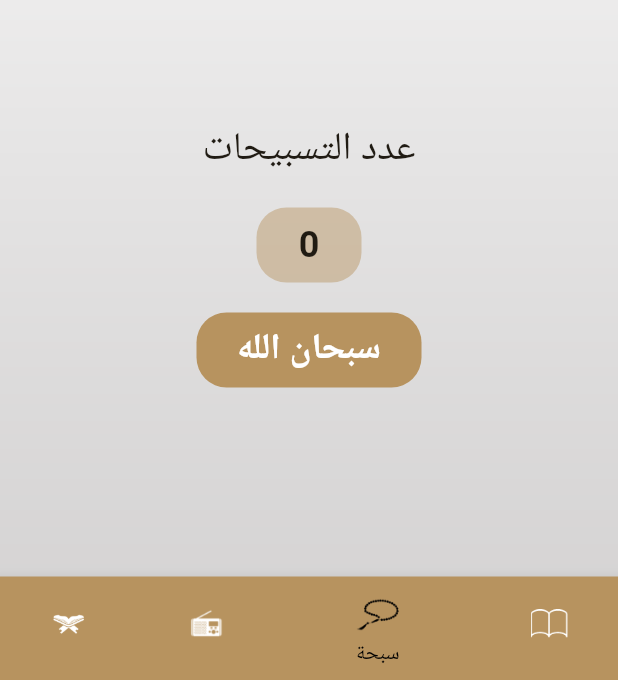
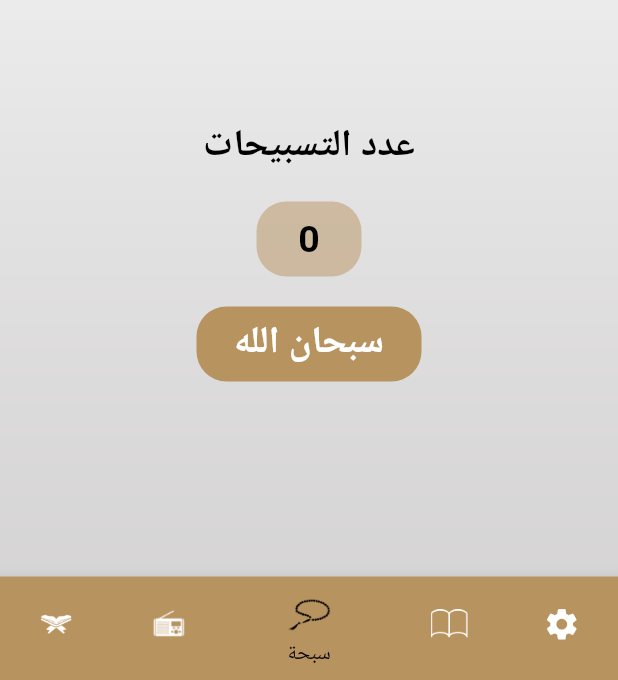
Before and after one commit to NoureenSaad/Islami_App, a Flutter app: the screen it shows after launch, item 3 of the bottom bar chosen, on a phone screen of 412 x 824 dp, the part 556-1236 px from its top. Run offline on Flutter 3.47's test engine with Material 3 defaults, Android fonts, the phone set to English and light mode, and no system bars.

Commit message:
Setting Widget and Theming Done

```diff
--- a/lib/main.dart
+++ b/lib/main.dart
@@ -1,3 +1,4 @@
+import 'package:eslami/style/app_theme.dart';
 import 'package:eslami/ui/hadeth_details/hadeth_details_screen.dart';
 import 'package:eslami/ui/home/home_screen.dart';
 import 'package:eslami/ui/quran_details/quran_details_screen.dart';
@@ -12,36 +13,11 @@ class MyApp extends StatelessWidget {
   @override
   Widget build(BuildContext context) {
     return MaterialApp(
-      title: "Islami",
+      title: "Islamy",
       debugShowCheckedModeBanner: false,
-      theme: ThemeData(
-        bottomNavigationBarTheme: BottomNavigationBarThemeData(
-          backgroundColor: Color(0xffb7935f),
-          selectedItemColor: Colors.black,
-          unselectedItemColor: Colors.white,
-          selectedIconTheme: IconThemeData(
-            size: 35,
-          ),
-          unselectedIconTheme: IconThemeData(
-            size: 25,
-          )
-        ),//the same theme in all application
-        scaffoldBackgroundColor: Colors.transparent,
-        appBarTheme: AppBarTheme(
-          backgroundColor: Colors.transparent,
-          centerTitle: true,
-          titleTextStyle: TextStyle(
-            fontSize: 30,
-            fontWeight: FontWeight.bold,
-            color: Colors.black,
-          )
-        ),
-        colorScheme: ColorScheme.fromSeed(seedColor: Color(0xffb7935f),
-          primary: Color(0xffb7935f), //the main color in your app
-          secondary: Color(0xffb7935f).withOpacity(0.57), //the second most used color
-        ),
-        useMaterial3: true,
-      ),
+      theme: AppTheme.lightTheme,
+      darkTheme: AppTheme.darkTheme,
+      themeMode: AppTheme.isDark?ThemeMode.dark:ThemeMode.light,
       routes: {
         HomeScreen.route:(BuildContext context)=>HomeScreen(),
         QuranDetailsScreen.route:(_)=>QuranDetailsScreen(),
--- /dev/null
+++ b/lib/style/app_theme.dart
@@ -0,0 +1,155 @@
+import 'package:flutter/material.dart';
+
+class AppTheme{
+  static bool isDark = false;
+
+  static Color lightPrimary = Color(0xffb7935f);
+  static Color lightSecondary = Color(0xffb7935f).withOpacity(0.57);
+
+  static Color darkPrimary = Color(0xff141A2E);
+  static Color darkSecondary = Color(0xffFACC1D);
+
+  static ThemeData lightTheme = ThemeData(
+    bottomNavigationBarTheme: BottomNavigationBarThemeData(
+        selectedItemColor: Colors.black,
+        unselectedItemColor: Colors.white,
+        selectedIconTheme: IconThemeData(
+          size: 35,
+        ),
+        unselectedIconTheme: IconThemeData(
+          size: 25,
+        )
+    ),//the same theme in all application
+    scaffoldBackgroundColor: Colors.transparent,
+    appBarTheme: AppBarTheme(
+        iconTheme: IconThemeData(
+          color: Colors.black,
+        ),
+        backgroundColor: Colors.transparent,
+        centerTitle: true,
+        titleTextStyle: TextStyle(
+          fontSize: 30,
+          fontWeight: FontWeight.bold,
+          color: Colors.black,
+        )
+    ),
+    colorScheme: ColorScheme.fromSeed(seedColor: Color(0xffb7935f),
+      primary: lightPrimary, //the main color in your app
+      secondary: lightSecondary, //the second most used color
+    ),
+    textTheme: TextTheme(
+        titleLarge: TextStyle(
+            fontSize: 25,
+            fontWeight: FontWeight.w600,
+            color: Colors.black,
+        ),
+        labelMedium: TextStyle(
+          color: Colors.black,
+          fontSize: 25,
+          fontWeight: FontWeight.w700,
+        ),
+        bodyMedium: TextStyle(
+            color: Colors.black,
+            fontSize: 20,
+            fontWeight: FontWeight.w400
+        ),
+      labelSmall: TextStyle(
+        color: Colors.black,
+        fontSize: 16
+      ),
+      labelLarge: TextStyle(
+        fontWeight: FontWeight.bold,
+        fontSize: 20,
+        color: lightPrimary
+      ),
+        titleMedium: TextStyle(
+            color: Colors.white,
+            fontSize: 25,
+            fontWeight: FontWeight.bold
+        )
+    ),
+    cardTheme: CardTheme(
+      color: Colors.white,
+      margin: EdgeInsets.all(30),
+      elevation: 10,
+      surfaceTintColor: Colors.transparent
+    ),
+    bottomSheetTheme: BottomSheetThemeData(
+      backgroundColor: Colors.white,
+    ),
+    dividerColor: lightPrimary,
+    useMaterial3: true,
+  );
+
+  static ThemeData darkTheme = ThemeData(
+    bottomNavigationBarTheme: BottomNavigationBarThemeData(
+        selectedItemColor: Colors.yellowAccent,
+        unselectedItemColor: Colors.white,
+        selectedIconTheme: IconThemeData(
+          size: 35,
+        ),
+        unselectedIconTheme: IconThemeData(
+          size: 25,
+        )
+    ),//the same theme in all application
+    scaffoldBackgroundColor: Colors.transparent,
+    appBarTheme: AppBarTheme(
+      iconTheme: IconThemeData(
+        color: Colors.white,
+      ),
+        backgroundColor: Colors.transparent,
+        centerTitle: true,
+        titleTextStyle: TextStyle(
+          fontSize: 30,
+          fontWeight: FontWeight.bold,
+          color: Colors.white,
+        )
+    ),
+    colorScheme: ColorScheme.fromSeed(seedColor: Color(0xffb7935f),
+      primary: darkPrimary, //the main color in your app
+      secondary: darkSecondary, //the second most used color
+    ),
+    textTheme: TextTheme(
+      titleLarge: TextStyle(
+        fontSize: 25,
+        fontWeight: FontWeight.w600,
+        color: Colors.white,
+      ),
+      labelMedium: TextStyle(
+        color: Colors.white,
+        fontSize: 25,
+        fontWeight: FontWeight.w700,
+      ),
+      bodyMedium: TextStyle(
+        color: darkSecondary,
+        fontSize: 20,
+        fontWeight: FontWeight.w400
+      ),
+        labelSmall: TextStyle(
+            color: Colors.white,
+            fontSize: 16
+        ),
+        labelLarge: TextStyle(
+          fontWeight: FontWeight.bold,
+          fontSize: 20,
+          color: darkSecondary
+        ),
+      titleMedium: TextStyle(
+        color: Colors.black,
+        fontSize: 25,
+        fontWeight: FontWeight.bold
+      )
+    ),
+    cardTheme: CardTheme(
+        color: darkPrimary,
+        margin: EdgeInsets.all(30),
+        elevation: 10,
+        surfaceTintColor: Colors.transparent
+    ),
+    bottomSheetTheme: BottomSheetThemeData(
+      backgroundColor: darkPrimary,
+    ),
+    dividerColor: darkSecondary,
+    useMaterial3: true,
+  );
+}
--- a/lib/ui/home/hadeth_title_widget.dart
+++ b/lib/ui/home/hadeth_title_widget.dart
@@ -16,9 +16,7 @@ class HadethTitleWidget extends StatelessWidget {
       child: Text(
         "${hadethModel.hadethTitle}",
         textAlign: TextAlign.center,
-        style: TextStyle(
-          fontSize: 24,
-        ),
+        style: Theme.of(context).textTheme.labelMedium,
       ),
     );
   }
--- a/lib/ui/home/hadeth_widget.dart
+++ b/lib/ui/home/hadeth_widget.dart
@@ -23,12 +23,12 @@ class _HadethWidgetState extends State<HadethWidget> {
         ),
         Container(
           decoration: BoxDecoration(
-            border: Border.symmetric(horizontal: BorderSide(color: Theme.of(context).colorScheme.primary,width: 2))
+            border: Border.symmetric(horizontal: BorderSide(color: Theme.of(context).dividerColor,width: 2))
           ),
           child: Row(
             mainAxisAlignment: MainAxisAlignment.center,
             children: [
-              Text("الأحاديث",style: TextStyle(color: Theme.of(context).colorScheme.primary,fontSize: 30,fontWeight: FontWeight.bold),),
+              Text("الأحاديث",style:Theme.of(context).textTheme.titleLarge),
             ],
           ),
         ),
@@ -42,7 +42,7 @@ class _HadethWidgetState extends State<HadethWidget> {
                   width: double.infinity,
                   margin: EdgeInsets.all(5),
                   height: 2,
-                  color: Theme.of(context).colorScheme.primary,
+                  color: Theme.of(context).dividerColor,
                 );
               },
               itemCount: allAhadeth.length)
--- a/lib/ui/home/home_screen.dart
+++ b/lib/ui/home/home_screen.dart
@@ -1,7 +1,9 @@
+import 'package:eslami/style/app_theme.dart';
 import 'package:eslami/ui/home/hadeth_widget.dart';
 import 'package:eslami/ui/home/quran_widget.dart';
 import 'package:eslami/ui/home/radio_widget.dart';
 import 'package:eslami/ui/home/sebha_widget.dart';
+import 'package:eslami/ui/home/settings_widget.dart';
 import 'package:flutter/material.dart';
 import 'package:flutter/services.dart';
 
@@ -19,6 +21,7 @@ class _HomeScreenState extends State<HomeScreen> {
     RadioWidget(),
     SebhaWidget(),
     HadethWidget(),
+    SettingsWidget(),
   ];
 
   @override
@@ -27,7 +30,7 @@ class _HomeScreenState extends State<HomeScreen> {
       decoration:
       BoxDecoration(
         image: DecorationImage(
-            image: AssetImage("assets/images/default_bg.png"),
+            image: AssetImage(AppTheme.isDark?"assets/images/dark_bg.png":"assets/images/default_bg.png"),
             fit: BoxFit.fill,
         )
       ),
@@ -64,6 +67,13 @@ class _HomeScreenState extends State<HomeScreen> {
               icon: ImageIcon(AssetImage("assets/images/icon_hadeth.png")),
               label: 'أحاديث',
             ),
+            BottomNavigationBarItem(
+              backgroundColor: Theme.of(context).colorScheme.primary,
+              icon: Icon(
+                Icons.settings,
+              ),
+              label: 'إعدادات',
+            ),
           ],
         ),
 
--- a/lib/ui/home/quran_title_widget.dart
+++ b/lib/ui/home/quran_title_widget.dart
@@ -17,8 +17,8 @@ class QuranTitleWidget extends StatelessWidget {
       child: Row(
         mainAxisAlignment: MainAxisAlignment.spaceEvenly,
         children: [
-          Text(title,style: TextStyle(fontSize: 24),),
-          Text(versesNumber,style: TextStyle(fontSize: 24)),
+          Text(title,style: Theme.of(context).textTheme.labelMedium,),
+          Text(versesNumber,style: Theme.of(context).textTheme.labelMedium),
         ],
       ),
     );
--- a/lib/ui/home/sebha_widget.dart
+++ b/lib/ui/home/sebha_widget.dart
@@ -1,3 +1,4 @@
+import 'package:eslami/style/app_theme.dart';
 import 'package:flutter/material.dart';
 
 class SebhaWidget extends StatefulWidget {
@@ -22,7 +23,7 @@ class _SebhaWidgetState extends State<SebhaWidget> {
             children: [
               Container(
                 padding: EdgeInsets.only(bottom: 290,left: 70),
-                child: Image.asset("assets/images/head_sebha_logo.png")
+                child: Image.asset(AppTheme.isDark?"assets/images/head_sebha_dark.png":"assets/images/head_sebha_logo.png")
               ),
               AnimatedRotation(
                 turns: turns,
@@ -35,7 +36,7 @@ class _SebhaWidgetState extends State<SebhaWidget> {
                         sebhaTextChange();
                       });
                     },
-                    child: Image.asset("assets/images/body_sebha_logo.png")
+                    child: Image.asset(AppTheme.isDark?"assets/images/body_sebha_dark.png":"assets/images/body_sebha_logo.png")
                 ),
               ),
             ],
@@ -44,10 +45,7 @@ class _SebhaWidgetState extends State<SebhaWidget> {
             children: [
               Container(
                 margin: EdgeInsets.only(bottom: 20),
-                child: Text("عدد التسبيحات",style: TextStyle(
-                  fontSize: 26,
-
-                ),),
+                child: Text("عدد التسبيحات",style: Theme.of(context).textTheme.labelMedium),
               ),
               Container(
                 margin: EdgeInsets.only(bottom: 20),
@@ -55,27 +53,20 @@ class _SebhaWidgetState extends State<SebhaWidget> {
                 height: 50,
                 width: 70,
                 decoration: BoxDecoration(
-                  color: Color(0x76b7935f),
+                  color: Theme.of(context).colorScheme.primary.withOpacity(0.5),
                   borderRadius: BorderRadius.circular(20),
                 ),
-                child: Text("${sebhaNumber}",style: TextStyle(
-                    fontSize: 24,
-                    fontWeight: FontWeight.bold
-                ),),
+                child: Text("${sebhaNumber}",style: Theme.of(context).textTheme.labelMedium),
               ),
               Container(
                 alignment: Alignment.center,
                 height: 50,
                 width: 150,
                 decoration: BoxDecoration(
-                  color: Theme.of(context).colorScheme.primary,
+                  color: Theme.of(context).dividerColor,
                   borderRadius: BorderRadius.circular(20),
                 ),
-                child: Text("${sebhaList[counter]}",style: TextStyle(
-                    color: Colors.white,
-                    fontSize: 24,
-                    fontWeight: FontWeight.bold
-                ),),
+                child: Text("${sebhaList[counter]}",style: Theme.of(context).textTheme.titleMedium),
               )
             ],
           )
--- a/pubspec.yaml
+++ b/pubspec.yaml
@@ -35,6 +35,9 @@ dependencies:
   # The following adds the Cupertino Icons font to your application.
   # Use with the CupertinoIcons class for iOS style icons.
   cupertino_icons: ^1.0.2
+  flutter_localizations:
+    sdk: flutter
+  intl: any
 
 dev_dependencies:
   flutter_test:
```
Also changed, not shown: lib/ui/hadeth_details/hadeth_details_screen.dart (+4 -4 lines), lib/ui/home/language_sheet.dart (added, +42 -0 lines), lib/ui/home/quran_widget.dart (+4 -4 lines), lib/ui/home/settings_widget.dart (added, +95 -0 lines), lib/ui/home/theme_sheet.dart (added, +42 -0 lines), lib/ui/quran_details/quran_details_screen.dart (+5 -7 lines), pubspec.lock.
